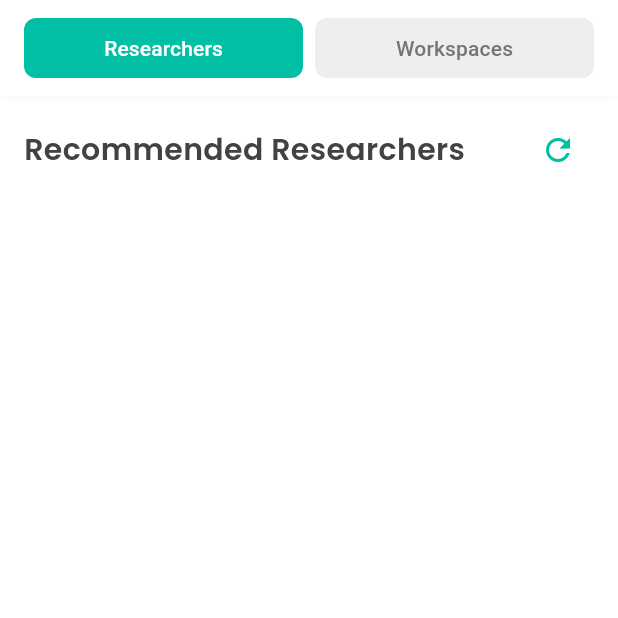
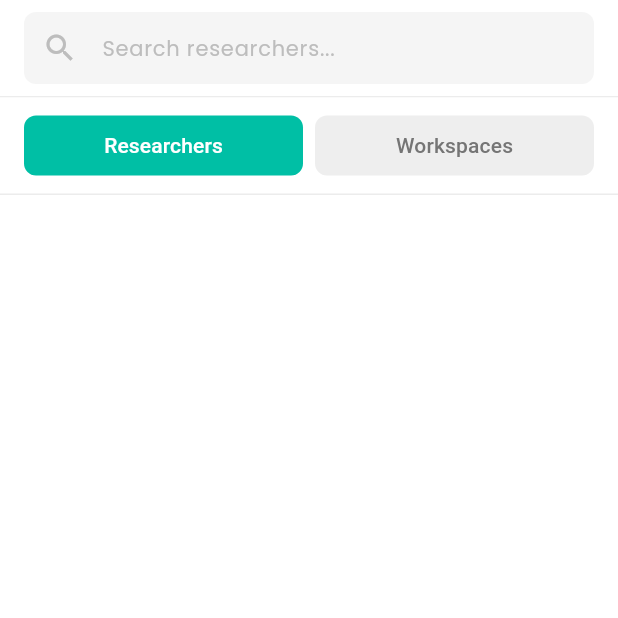
Before and after one commit to minhjih/dailyexp, a Flutter app: the SocialScreen screen opened directly with empty values, after a tap on "Researchers", on a phone screen of 412 x 824 dp, the top half of it. Run offline on Flutter 3.47's test engine with Material 3 defaults, Android fonts, the phone set to English and light mode, and no system bars; our stand-ins replace dio, flutter_dotenv, flutter_signin_button, flutter_svg, google_fonts, image_picker and 3 more; accounts and stored records are empty; network calls fail.

Commit message:
social 탭 검색 기능 추가

```diff
--- a/frontend/lib/api/auth_api.dart
+++ b/frontend/lib/api/auth_api.dart
@@ -288,4 +288,30 @@ class AuthAPI {
         .map((json) => Workspace.fromJson(json))
         .toList();
   }
+
+  Future<List<User>> searchUsers(String query) async {
+    final token = await _getToken();
+    final response = await _dio.get(
+      '/workspaces/users/search',
+      options: Options(
+        headers: {'Authorization': 'Bearer $token'},
+      ),
+      queryParameters: {'query': query},
+    );
+    return (response.data as List).map((json) => User.fromJson(json)).toList();
+  }
+
+  Future<List<Workspace>> searchWorkspaces(String query) async {
+    final token = await _getToken();
+    final response = await _dio.get(
+      '/workspaces/search',
+      options: Options(
+        headers: {'Authorization': 'Bearer $token'},
+      ),
+      queryParameters: {'query': query},
+    );
+    return (response.data as List)
+        .map((json) => Workspace.fromJson(json))
+        .toList();
+  }
 }
--- a/frontend/lib/screens/social/social_screen.dart
+++ b/frontend/lib/screens/social/social_screen.dart
@@ -27,8 +27,11 @@ class _SocialScreenState extends State<SocialScreen>
     with AutomaticKeepAliveClientMixin {
   bool isResearcherMode = true;
   List<User> recommendedUsers = [];
+  List<User> filteredUsers = [];
   List<Workspace> recommendedWorkspaces = [];
+  List<Workspace> filteredWorkspaces = [];
   bool isLoading = true;
+  final TextEditingController _searchController = TextEditingController();
   // 각 탭별로 별도의 스크롤 컨트롤러 사용
   final ScrollController _researcherScrollController = ScrollController();
   final ScrollController _workspaceScrollController = ScrollController();
@@ -42,9 +45,7 @@ class _SocialScreenState extends State<SocialScreen>
     _loadRecommendedUsers();
     _researcherScrollController.addListener(_scrollListener);
     _workspaceScrollController.addListener(_scrollListener);
-    if (!isResearcherMode) {
-      _loadRecommendedWorkspaces();
-    }
+    _searchController.addListener(_onSearchChanged);
   }
 
   void _scrollListener() {
@@ -67,26 +68,122 @@ class _SocialScreenState extends State<SocialScreen>
     _researcherScrollController.dispose();
     _workspaceScrollController.removeListener(_scrollListener);
     _workspaceScrollController.dispose();
+    _searchController.dispose();
     super.dispose();
+  }
+
+  void _onSearchChanged() async {
+    final query = _searchController.text;
+    if (query.isEmpty) {
+      setState(() {
+        filteredUsers = recommendedUsers;
+        filteredWorkspaces = recommendedWorkspaces;
+      });
+      return;
+    }
+
+    setState(() {
+      isLoading = true;
+    });
+
+    try {
+      if (isResearcherMode) {
+        final results = await AuthAPI().searchUsers(query);
+        if (mounted) {
+          setState(() {
+            filteredUsers = results;
+            isLoading = false;
+          });
+        }
+      } else {
+        final results = await AuthAPI().searchWorkspaces(query);
+        if (mounted) {
+          setState(() {
+            filteredWorkspaces = results;
+            isLoading = false;
+          });
+        }
+      }
+    } catch (e) {
+      print('Error searching: $e');
+      setState(() {
+        isLoading = false;
+      });
+    }
   }
 
   @override
   Widget build(BuildContext context) {
-    super.build(context); // AutomaticKeepAliveClientMixin 사용시 필수
+    super.build(context);
     return Scaffold(
       backgroundColor: Colors.white,
       body: Column(
         children: [
+          // 고정된 상단 부분
           Container(
-            padding: const EdgeInsets.symmetric(horizontal: 16, vertical: 8),
+            color: Colors.white,
+            child: Column(
+              children: [
+                // 검색창
+                Container(
+                  padding:
+                      const EdgeInsets.symmetric(horizontal: 16, vertical: 8),
                   decoration: BoxDecoration(
                     color: Colors.white,
-              boxShadow: [
-                BoxShadow(
-                  color: Colors.grey.withOpacity(0.1),
-                  blurRadius: 4,
+                    border: Border(
+                      bottom: BorderSide(
+                        color: Colors.grey.withOpacity(0.2),
+                        width: 1,
                       ),
-              ],
+                    ),
+                  ),
+                  child: TextField(
+                    controller: _searchController,
+                    decoration: InputDecoration(
+                      hintText: isResearcherMode
+                          ? 'Search researchers...'
+                          : 'Search workspaces...',
+                      hintStyle: GoogleFonts.poppins(
+                        color: Colors.grey[400],
+                        fontSize: 14,
+                      ),
+                      prefixIcon: Icon(
+                        Icons.search,
+                        color: Colors.grey[400],
+                      ),
+                      filled: true,
+                      fillColor: Colors.grey[100],
+                      contentPadding: const EdgeInsets.symmetric(
+                        horizontal: 16,
+                        vertical: 8,
+                      ),
+                      border: OutlineInputBorder(
+                        borderRadius: BorderRadius.circular(8),
+                        borderSide: BorderSide.none,
+                      ),
+                      enabledBorder: OutlineInputBorder(
+                        borderRadius: BorderRadius.circular(8),
+                        borderSide: BorderSide.none,
+                      ),
+                      focusedBorder: OutlineInputBorder(
+                        borderRadius: BorderRadius.circular(8),
+                        borderSide: BorderSide.none,
+                      ),
+                    ),
+                  ),
+                ),
+                // 탭 버튼
+                Container(
+                  padding:
+                      const EdgeInsets.symmetric(horizontal: 16, vertical: 8),
+                  decoration: BoxDecoration(
+                    color: Colors.white,
+                    border: Border(
+                      bottom: BorderSide(
+                        color: Colors.grey.withOpacity(0.2),
+                        width: 1,
+                      ),
+                    ),
                   ),
                   child: Row(
                     children: [
@@ -97,8 +194,9 @@ class _SocialScreenState extends State<SocialScreen>
                             backgroundColor: isResearcherMode
                                 ? const Color(0xFF00BFA5)
                                 : Colors.grey[200],
-                      foregroundColor:
-                          isResearcherMode ? Colors.white : Colors.grey[600],
+                            foregroundColor: isResearcherMode
+                                ? Colors.white
+                                : Colors.grey[600],
                             elevation: 0,
                             shape: RoundedRectangleBorder(
                               borderRadius: BorderRadius.circular(8),
@@ -115,8 +213,9 @@ class _SocialScreenState extends State<SocialScreen>
                             backgroundColor: !isResearcherMode
                                 ? const Color(0xFF00BFA5)
                                 : Colors.grey[200],
-                      foregroundColor:
-                          !isResearcherMode ? Colors.white : Colors.grey[600],
+                            foregroundColor: !isResearcherMode
+                                ? Colors.white
+                                : Colors.grey[600],
                             elevation: 0,
                             shape: RoundedRectangleBorder(
                               borderRadius: BorderRadius.circular(8),
@@ -128,87 +227,29 @@ class _SocialScreenState extends State<SocialScreen>
                     ],
                   ),
                 ),
-          Expanded(
-            child: isResearcherMode
-                ? Column(
-                    crossAxisAlignment: CrossAxisAlignment.start,
-                    children: [
-                      Padding(
-                        padding: const EdgeInsets.fromLTRB(16, 12, 16, 8),
-                        child: Row(
-                          children: [
-                            Text(
-                              'Recommended Researchers',
-                              style: GoogleFonts.poppins(
-                                fontSize: 20,
-                                fontWeight: FontWeight.w600,
-                                color: Colors.grey[800],
-                              ),
-                            ),
-                            const Spacer(),
-                            IconButton(
-                              icon: const Icon(Icons.refresh),
-                              onPressed:
-                                  isLoading ? null : _loadRecommendedUsers,
-                              color: const Color(0xFF00BFA5),
-                            ),
               ],
             ),
           ),
-                      if (isLoading)
-                        const Padding(
-                          padding: EdgeInsets.all(16),
-                          child: Center(child: CircularProgressIndicator()),
-                        )
-                      else
+          // 스크롤 가능한 리스트 부분
           Expanded(
-                          child: ListView.builder(
-                            controller: _researcherScrollController,
-                            padding: EdgeInsets.zero,
-                            itemCount: recommendedUsers.length,
+            child: isLoading
+                ? const Center(child: CircularProgressIndicator())
+                : ListView.builder(
+                    controller: isResearcherMode
+                        ? _researcherScrollController
+                        : _workspaceScrollController,
+                    padding: EdgeInsets.zero, // 패딩 제거
+                    itemCount: isResearcherMode
+                        ? filteredUsers.length
+                        : filteredWorkspaces.length,
                     itemBuilder: (context, index) {
-                              final user = recommendedUsers[index];
-                              return ResearcherListTile(user: user);
+                      return isResearcherMode
+                          ? ResearcherListTile(user: filteredUsers[index])
+                          : WorkspaceListTile(
+                              workspace: filteredWorkspaces[index],
+                              onWorkspaceUpdated: _loadRecommendedWorkspaces,
+                            );
                     },
-                          ),
-                        ),
-                    ],
-                  )
-                : Column(
-                    crossAxisAlignment: CrossAxisAlignment.start,
-                    children: [
-                      Padding(
-                        padding: const EdgeInsets.fromLTRB(16, 12, 16, 8),
-                        child: Row(
-                          children: [
-                            Text(
-                              'Recommended Workspaces',
-                              style: GoogleFonts.poppins(
-                                fontSize: 20,
-                                fontWeight: FontWeight.w600,
-                                color: Colors.grey[800],
-                              ),
-                            ),
-                            const Spacer(),
-                            IconButton(
-                              icon: const Icon(Icons.refresh),
-                              onPressed:
-                                  isLoading ? null : _loadRecommendedWorkspaces,
-                              color: const Color(0xFF00BFA5),
-                            ),
-                          ],
-                        ),
-                      ),
-                      if (isLoading)
-                        const Padding(
-                          padding: EdgeInsets.all(16),
-                          child: Center(child: CircularProgressIndicator()),
-                        )
-                      else
-                        Expanded(
-                          child: buildWorkspaceList(),
-                        ),
-                    ],
                   ),
           ),
         ],
@@ -267,6 +308,7 @@ class _SocialScreenState extends State<SocialScreen>
       if (mounted) {
         setState(() {
           recommendedUsers = users;
+          filteredUsers = users;
           isLoading = false;
         });
       }
@@ -319,6 +361,7 @@ class _SocialScreenState extends State<SocialScreen>
 
       setState(() {
         recommendedWorkspaces = workspaces;
+        filteredWorkspaces = workspaces;
         isLoading = false;
       });
     } catch (e) {
@@ -333,10 +376,14 @@ class _SocialScreenState extends State<SocialScreen>
   void _onTabChanged(bool isResearcher) {
     setState(() {
       isResearcherMode = isResearcher;
+      _searchController.clear();
       if (isResearcher) {
-        _loadRecommendedUsers();
+        filteredUsers = recommendedUsers;
       } else {
+        filteredWorkspaces = recommendedWorkspaces;
+        if (filteredWorkspaces.isEmpty) {
           _loadRecommendedWorkspaces();
+        }
       }
     });
   }
```
Lines whose indentation alone changed are shown as unchanged.
